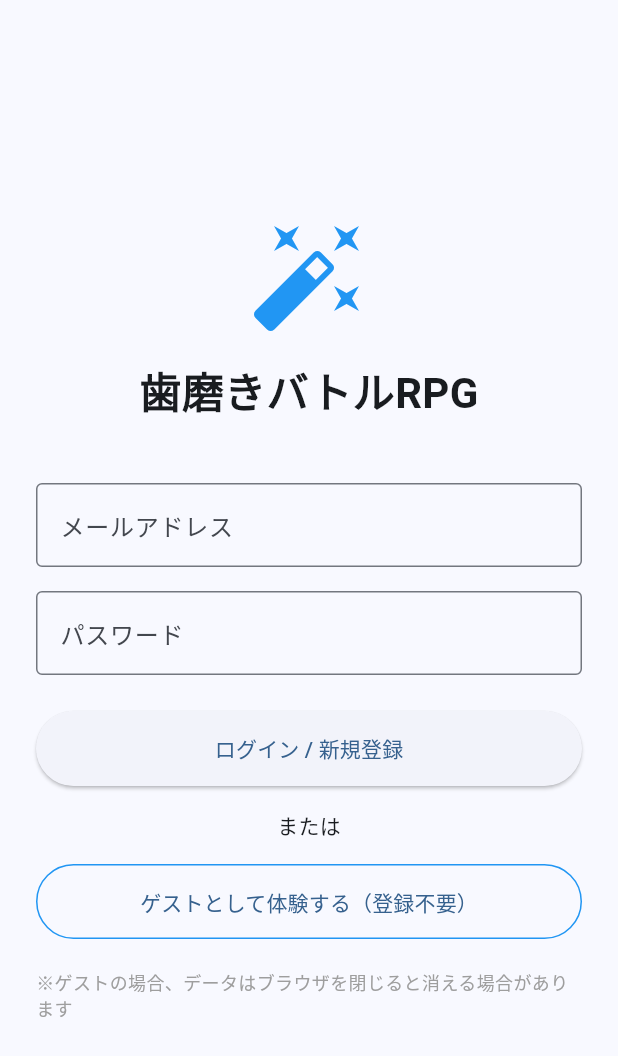
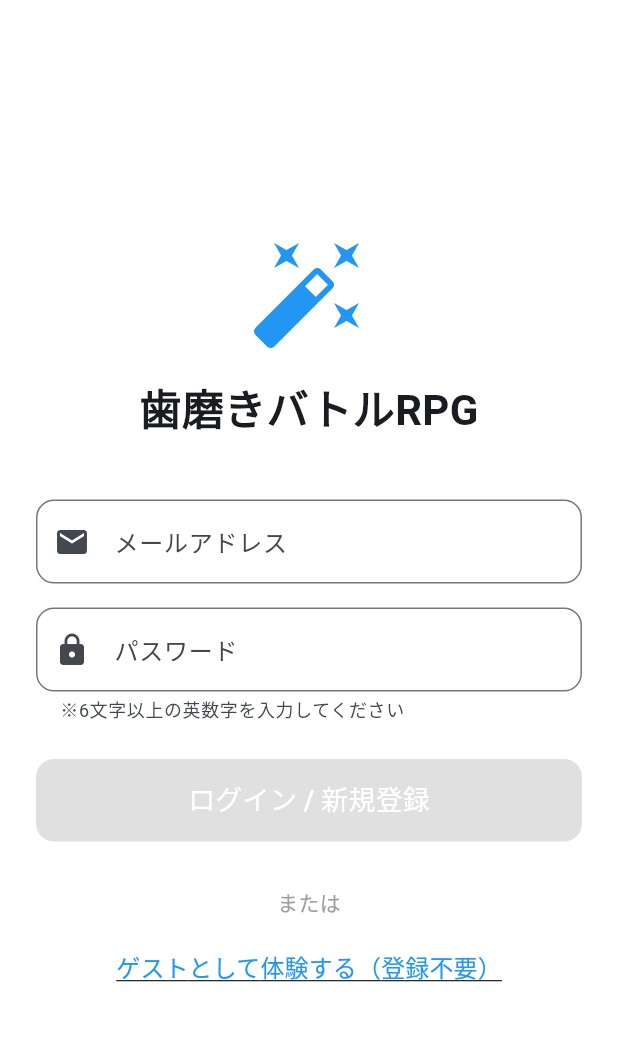
Before and after one commit to Laur3121/hackthon_hacku2026_techtechtechnology, a Flutter app: the screen it shows after launch, on a phone screen of 412 x 824 dp. Shown: the top 1056 px of the screen. Run offline on Flutter 3.47's test engine with Material 3 defaults, Android fonts, the phone set to English and light mode, and no system bars; our stand-ins replace firebase_auth, firebase_core, firebase_database, fl_chart; accounts and stored records are empty.

Commit message:
メールアドレス、ゲスト認証実装

```diff
--- a/breath_checker/lib/screens/login_screen.dart
+++ b/breath_checker/lib/screens/login_screen.dart
@@ -12,39 +12,66 @@ class _LoginScreenState extends State<LoginScreen> {
   final _auth = FirebaseAuth.instance;
   final _emailController = TextEditingController();
   final _passwordController = TextEditingController();
+
   bool _isLoading = false;
+  String? _passwordError;
 
-  // ゲストログイン（匿名認証）
+  @override
+  void initState() {
+    super.initState();
+    _passwordController.addListener(_validatePassword);
+  }
+
+  void _validatePassword() {
+    final pass = _passwordController.text;
+    setState(() {
+      if (pass.isEmpty) {
+        _passwordError = null;
+      } else if (pass.length < 6) {
+        _passwordError = "パスワードは6文字以上必要です";
+      } else {
+        _passwordError = null;
+      }
+    });
+  }
+
+  // --- 1. ゲストログイン ---
   Future<void> _signInAnonymously() async {
     setState(() => _isLoading = true);
     try {
       await _auth.signInAnonymously();
-      if (mounted) {
-        // ログイン成功後、メイン画面へ移動（ルート名は自分の設定に合わせてください）
-        Navigator.pushReplacementNamed(context, '/home');
-      }
+      if (mounted) Navigator.pushReplacementNamed(context, '/home');
     } catch (e) {
-      _showErrorDialog("ゲストログインに失敗しました: $e");
+      _showErrorDialog("ゲストログインに失敗しました。Firebaseの設定を確認してください。");
     } finally {
       if (mounted) setState(() => _isLoading = false);
     }
   }
 
-  // メールアドレスでサインアップ/ログイン（簡易版）
+  // --- 2. メールログイン / 自動新規登録 ---
   Future<void> _signInWithEmail() async {
-    if (_emailController.text.isEmpty || _passwordController.text.isEmpty) return;
+    final email = _emailController.text.trim();
+    final password = _passwordController.text.trim();
+
+    if (email.isEmpty || password.length < 6) return;
 
     setState(() => _isLoading = true);
     try {
-      // 既存ユーザーならログイン、いなければ新規登録する流れが一般的ですが、
-      // ここではシンプルにサインインを試みます
-      await _auth.signInWithEmailAndPassword(
-        email: _emailController.text.trim(),
-        password: _passwordController.text.trim(),
-      );
+      // ログインを試行
+      await _auth.signInWithEmailAndPassword(email: email, password: password);
       if (mounted) Navigator.pushReplacementNamed(context, '/home');
     } on FirebaseAuthException catch (e) {
-      _showErrorDialog("ログインエラー: ${e.message}");
+      // ユーザーが存在しない場合は、その場で新規登録
+      if (e.code == 'user-not-found' || e.code == 'invalid-credential' || e.code == 'user-disabled') {
+        try {
+          await _auth.createUserWithEmailAndPassword(email: email, password: password);
+          if (mounted) Navigator.pushReplacementNamed(context, '/home');
+        } catch (signUpError) {
+          _showErrorDialog("新規登録に失敗しました。メール形式を確認してください。");
+        }
+      } else {
+        _showErrorDialog("エラー: ${e.message}");
+      }
     } finally {
       if (mounted) setState(() => _isLoading = false);
     }
@@ -54,7 +81,7 @@ class _LoginScreenState extends State<LoginScreen> {
     showDialog(
       context: context,
       builder: (context) => AlertDialog(
-        title: const Text("エラー"),
+        title: const Text("注意"),
         content: Text(message),
         actions: [
           TextButton(onPressed: () => Navigator.pop(context), child: const Text("OK")),
@@ -65,28 +92,32 @@ class _LoginScreenState extends State<LoginScreen> {
 
   @override
   Widget build(BuildContext context) {
+    bool isButtonEnabled = _emailController.text.isNotEmpty &&
+                          _passwordController.text.length >= 6 &&
+                          !_isLoading;
+
     return Scaffold(
+      backgroundColor: Colors.white,
       body: Center(
         child: SingleChildScrollView(
           padding: const EdgeInsets.all(24.0),
           child: Column(
             mainAxisAlignment: MainAxisAlignment.center,
             children: [
-              // アプリロゴ的なもの
               const Icon(Icons.auto_fix_high, size: 80, color: Colors.blue),
               const SizedBox(height: 16),
-              const Text(
-                "歯磨きバトルRPG",
-                style: TextStyle(fontSize: 28, fontWeight: FontWeight.bold),
-              ),
+              const Text("歯磨きバトルRPG", style: TextStyle(fontSize: 28, fontWeight: FontWeight.bold)),
               const SizedBox(height: 40),
 
               // メールアドレス入力
               TextField(
                 controller: _emailController,
-                decoration: const InputDecoration(
+                onChanged: (_) => setState(() {}),
+                decoration: InputDecoration(
                   labelText: "メールアドレス",
-                  border: OutlineInputBorder(),
+                  prefixIcon: const Icon(Icons.email),
+                  border: OutlineInputBorder(borderRadius: BorderRadius.circular(12)),
+                  hintText: "example@test.com",
                 ),
                 keyboardType: TextInputType.emailAddress,
               ),
@@ -95,45 +126,47 @@ class _LoginScreenState extends State<LoginScreen> {
               // パスワード入力
               TextField(
                 controller: _passwordController,
-                decoration: const InputDecoration(
+                obscureText: true,
+                decoration: InputDecoration(
                   labelText: "パスワード",
-                  border: OutlineInputBorder(),
+                  errorText: _passwordError,
+                  prefixIcon: const Icon(Icons.lock),
+                  border: OutlineInputBorder(borderRadius: BorderRadius.circular(12)),
+                  helperText: "※6文字以上の英数字を入力してください",
                 ),
-                obscureText: true,
               ),
               const SizedBox(height: 24),
 
-              // ログインボタン
+              // メインログインボタン
               SizedBox(
                 width: double.infinity,
-                height: 50,
+                height: 55,
                 child: ElevatedButton(
-                  onPressed: _isLoading ? null : _signInWithEmail,
-                  child: const Text("ログイン / 新規登録"),
+                  onPressed: isButtonEnabled ? _signInWithEmail : null,
+                  style: ElevatedButton.styleFrom(
+                    backgroundColor: Colors.blue,
+                    disabledBackgroundColor: Colors.grey.shade300,
+                    shape: RoundedRectangleBorder(borderRadius: BorderRadius.circular(12)),
+                  ),
+                  child: _isLoading
+                    ? const CircularProgressIndicator(color: Colors.white)
+                    : const Text("ログイン / 新規登録", style: TextStyle(color: Colors.white, fontSize: 18)),
                 ),
               ),
 
-              const SizedBox(height: 16),
-              const Text("または"),
-              const SizedBox(height: 16),
+              const SizedBox(height: 30),
+
+              const Text("または", style: TextStyle(color: Colors.grey)),
+
+              const SizedBox(height: 10),
 
               // ゲストログインボタン
-              SizedBox(
-                width: double.infinity,
-                height: 50,
-                child: OutlinedButton(
-                  onPressed: _isLoading ? null : _signInAnonymously,
-                  style: OutlinedButton.styleFrom(side: const BorderSide(color: Colors.blue)),
-                  child: _isLoading
-                    ? const CircularProgressIndicator()
-                    : const Text("ゲストとして体験する（登録不要）"),
+              TextButton(
+                onPressed: _isLoading ? null : _signInAnonymously,
+                child: const Text(
+                  "ゲストとして体験する（登録不要）",
+                  style: TextStyle(color: Colors.blue, fontSize: 16, decoration: TextDecoration.underline),
                 ),
-              ),
-
-              const SizedBox(height: 20),
-              const Text(
-                "※ゲストの場合、データはブラウザを閉じると消える場合があります",
-                style: TextStyle(fontSize: 12, color: Colors.grey),
               ),
             ],
           ),
@@ -141,4 +174,11 @@ class _LoginScreenState extends State<LoginScreen> {
       ),
     );
   }
+
+  @override
+  void dispose() {
+    _emailController.dispose();
+    _passwordController.dispose();
+    super.dispose();
+  }
 }
--- a/breath_checker/pubspec.yaml
+++ b/breath_checker/pubspec.yaml
@@ -40,6 +40,7 @@ dependencies:
   http: ^1.6.0
   intl: ^0.20.2
   firebase_auth: ^6.2.0
+  google_sign_in: ^7.2.0
 
 dev_dependencies:
   flutter_test:
```
Also changed, not shown: breath_checker/lib/screens/home_screen.dart (+53 -0 lines), breath_checker/pubspec.lock, 2 other files.
